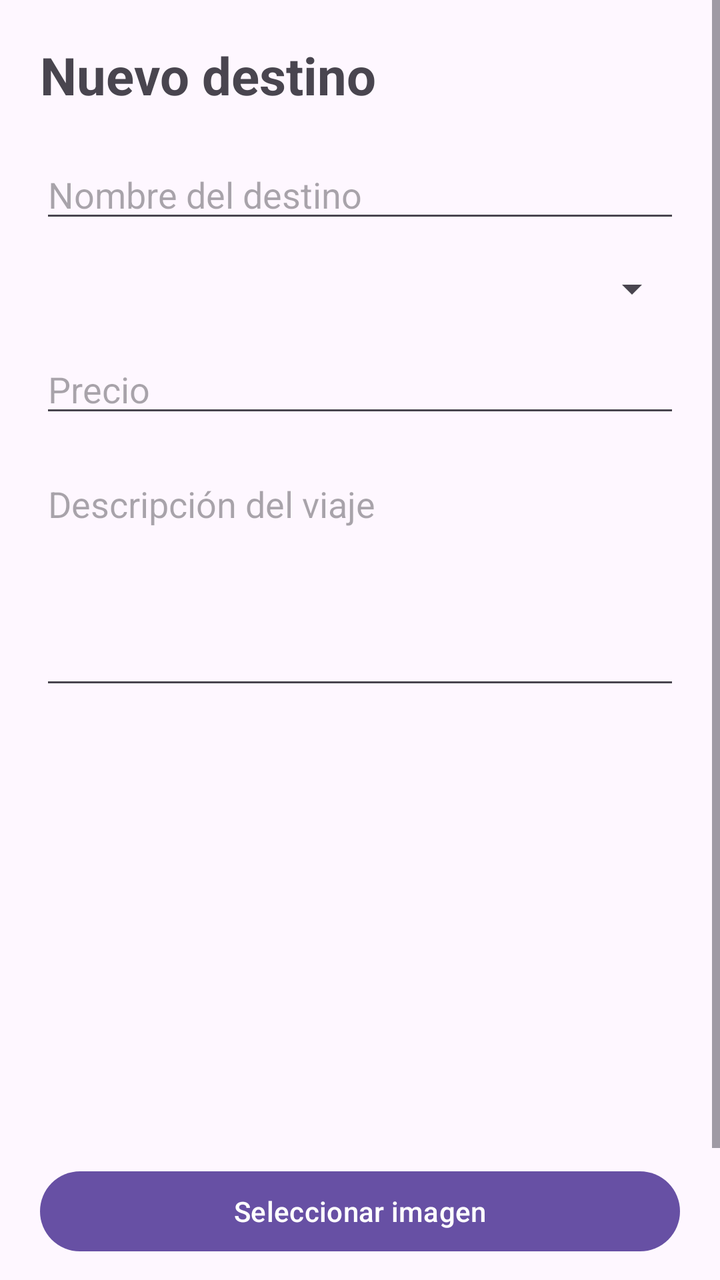
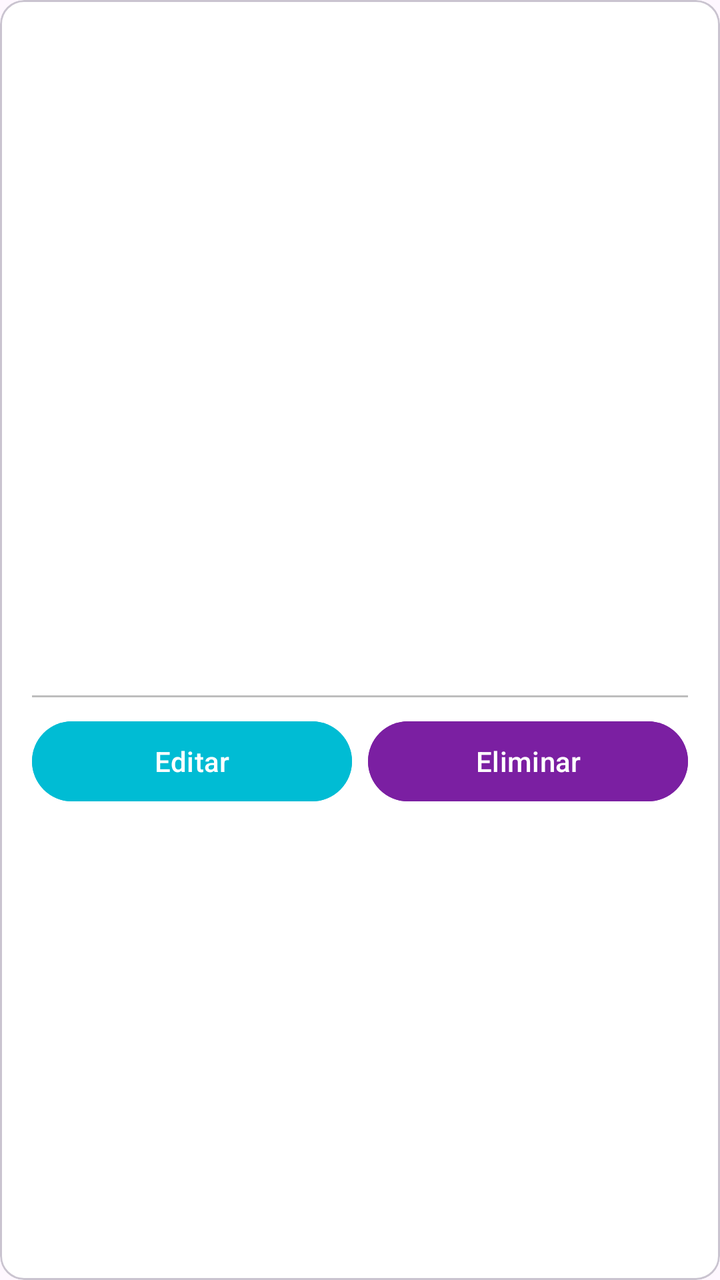

Screens rendered from an Android XML layout before and after an edit, with the pre-edit source and the edit as a unified diff.
<!-- AndroidManifest.xml: application theme Theme.Desafio2DSM -->
<!-- res/layout/activity_crear_destino.xml -->
<?xml version="1.0" encoding="utf-8"?>
<ScrollView
    xmlns:android="http://schemas.android.com/apk/res/android"
    android:layout_width="match_parent"
    android:layout_height="match_parent">

    <LinearLayout
        android:layout_width="match_parent"
        android:layout_height="wrap_content"
        android:orientation="vertical"
        android:padding="20dp">

        <TextView
            android:layout_width="wrap_content"
            android:layout_height="wrap_content"
            android:text="Nuevo destino"
            android:textSize="26sp"
            android:textStyle="bold"
            android:layout_marginBottom="20dp" />

        <EditText
            android:id="@+id/etNombre"
            android:layout_width="match_parent"
            android:layout_height="wrap_content"
            android:hint="Nombre del destino" />

        <Spinner
            android:id="@+id/spPais"
            android:layout_width="match_parent"
            android:layout_height="wrap_content"
            android:layout_marginTop="16dp" />

        <EditText
            android:id="@+id/etPrecio"
            android:layout_width="match_parent"
            android:layout_height="wrap_content"
            android:hint="Precio"
            android:inputType="numberDecimal"
            android:layout_marginTop="16dp" />

        <EditText
            android:id="@+id/etDescripcion"
            android:layout_width="match_parent"
            android:layout_height="120dp"
            android:hint="Descripción del viaje"
            android:gravity="top"
            android:inputType="textMultiLine"
            android:layout_marginTop="16dp" />

        <ImageView
            android:id="@+id/imgVistaPrevia"
            android:layout_width="match_parent"
            android:layout_height="200dp"
            android:layout_marginTop="16dp"
            android:scaleType="centerCrop"
            android:contentDescription="Vista previa" />

        <Button
            android:id="@+id/btnSeleccionarImagen"
            android:layout_width="match_parent"
            android:layout_height="wrap_content"
            android:text="Seleccionar imagen"
            android:layout_marginTop="16dp" />

        <Button
            android:id="@+id/btnGuardar"
            android:layout_width="match_parent"
            android:layout_height="wrap_content"
            android:text="Guardar destino"
            android:layout_marginTop="16dp" />

    </LinearLayout>

</ScrollView>
<!-- resources referenced by this layout -->
<resources>
  <style name="Theme.Desafio2DSM" parent="Base.Theme.Desafio2DSM" />
  <style name="Base.Theme.Desafio2DSM" parent="Theme.Material3.DayNight.NoActionBar">
          
          
      </style>
</resources>

<!-- the commit's change to res/layout/activity_crear_destino.xml (unified diff, before → after) -->
@@ -1,74 +1,95 @@
 <?xml version="1.0" encoding="utf-8"?>
-<ScrollView
+<com.google.android.material.card.MaterialCardView
     xmlns:android="http://schemas.android.com/apk/res/android"
     android:layout_width="match_parent"
-    android:layout_height="match_parent">
+    android:layout_height="wrap_content"
+    android:layout_margin="@dimen/margin_small"
+    android:backgroundTint="@color/text_icons">
 
     <LinearLayout
         android:layout_width="match_parent"
         android:layout_height="wrap_content"
-        android:orientation="vertical"
-        android:padding="20dp">
+        android:orientation="vertical">
 
-        <TextView
-            android:layout_width="wrap_content"
-            android:layout_height="wrap_content"
-            android:text="Nuevo destino"
-            android:textSize="26sp"
-            android:textStyle="bold"
-            android:layout_marginBottom="20dp" />
+        <ImageView
+            android:id="@+id/imgDestino"
+            android:layout_width="match_parent"
+            android:layout_height="@dimen/imagen_destino_height"
+            android:scaleType="centerCrop"
+            android:contentDescription="@string/imagen_actual" />
 
-        <EditText
-            android:id="@+id/etNombre"
+        <LinearLayout
             android:layout_width="match_parent"
             android:layout_height="wrap_content"
-            android:hint="Nombre del destino" />
+            android:orientation="vertical"
+            android:padding="@dimen/padding_medium">
 
-        <Spinner
-            android:id="@+id/spPais"
-            android:layout_width="match_parent"
-            android:layout_height="wrap_content"
-            android:layout_marginTop="16dp" />
+            <TextView
+                android:id="@+id/tvNombre"
+                android:layout_width="match_parent"
+                android:layout_height="wrap_content"
+                android:textSize="@dimen/text_large"
+                android:textStyle="bold"
+                android:textColor="@color/purple_dark" />
 
-        <EditText
-            android:id="@+id/etPrecio"
-            android:layout_width="match_parent"
-            android:layout_height="wrap_content"
-            android:hint="Precio"
-            android:inputType="numberDecimal"
-            android:layout_marginTop="16dp" />
+            <TextView
+                android:id="@+id/tvPais"
+                android:layout_width="match_parent"
+                android:layout_height="wrap_content"
+                android:layout_marginTop="@dimen/margin_small"
+                android:textColor="@color/secondary_text" />
 
-        <EditText
-            android:id="@+id/etDescripcion"
-            android:layout_width="match_parent"
-            android:layout_height="120dp"
-            android:hint="Descripción del viaje"
-            android:gravity="top"
-            android:inputType="textMultiLine"
-            android:layout_marginTop="16dp" />
+            <TextView
+                android:id="@+id/tvPrecio"
+                android:layout_width="match_parent"
+                android:layout_height="wrap_content"
+                android:textSize="@dimen/text_medium"
+                android:textStyle="bold"
+                android:textColor="@color/purple_primary"
+                android:layout_marginTop="@dimen/margin_small" />
 
-        <ImageView
-            android:id="@+id/imgVistaPrevia"
-            android:layout_width="match_parent"
-            android:layout_height="200dp"
-            android:layout_marginTop="16dp"
-            android:scaleType="centerCrop"
-            android:contentDescription="Vista previa" />
+            <TextView
+                android:id="@+id/tvDescripcion"
+                android:layout_width="match_parent"
+                android:layout_height="wrap_content"
+                android:textColor="@color/primary_text"
+                android:layout_marginTop="@dimen/margin_small" />
 
-        <Button
-            android:id="@+id/btnSeleccionarImagen"
-            android:layout_width="match_parent"
-            android:layout_height="wrap_content"
-            android:text="Seleccionar imagen"
-            android:layout_marginTop="16dp" />
+            <View
+                android:layout_width="match_parent"
+                android:layout_height="1dp"
+                android:background="@color/divider"
+                android:layout_marginTop="@dimen/margin_medium" />
 
-        <Button
-            android:id="@+id/btnGuardar"
-            android:layout_width="match_parent"
-            android:layout_height="wrap_content"
-            android:text="Guardar destino"
-            android:layout_marginTop="16dp" />
+            <LinearLayout
+                android:layout_width="match_parent"
+                android:layout_height="wrap_content"
+                android:orientation="horizontal"
+                android:layout_marginTop="@dimen/margin_small">
+
+                <Button
+                    android:id="@+id/btnEditar"
+                    android:layout_width="0dp"
+                    android:layout_height="wrap_content"
+                    android:layout_weight="1"
+                    android:text="@string/editar"
+                    android:textColor="@color/text_icons"
+                    android:backgroundTint="@color/accent" />
+
+                <Button
+                    android:id="@+id/btnEliminar"
+                    android:layout_width="0dp"
+                    android:layout_height="wrap_content"
+                    android:layout_weight="1"
+                    android:text="@string/eliminar"
+                    android:textColor="@color/text_icons"
+                    android:backgroundTint="@color/purple_dark"
+                    android:layout_marginStart="@dimen/margin_small" />
+
+            </LinearLayout>
+
+        </LinearLayout>
 
     </LinearLayout>
 
-</ScrollView>
+</com.google.android.material.card.MaterialCardView>
<!-- resource entries referenced after the edit -->
@@ -1,5 +1,21 @@
 <!-- resources referenced by this layout -->
 <resources>
+  <color name="accent">#00BCD4</color>
+  <color name="divider">#BDBDBD</color>
+  <color name="primary_text">#212121</color>
+  <color name="purple_dark">#7B1FA2</color>
+  <color name="purple_primary">#9C27B0</color>
+  <color name="secondary_text">#757575</color>
+  <color name="text_icons">#FFFFFF</color>
+  <dimen name="imagen_destino_height">200dp</dimen>
+  <dimen name="margin_medium">16dp</dimen>
+  <dimen name="margin_small">8dp</dimen>
+  <dimen name="padding_medium">16dp</dimen>
+  <dimen name="text_large">22sp</dimen>
+  <dimen name="text_medium">18sp</dimen>
+  <string name="editar">Editar</string>
+  <string name="eliminar">Eliminar</string>
+  <string name="imagen_actual">Imagen actual</string>
   <style name="Theme.Desafio2DSM" parent="Base.Theme.Desafio2DSM" />
   <style name="Base.Theme.Desafio2DSM" parent="Theme.Material3.DayNight.NoActionBar">
           
